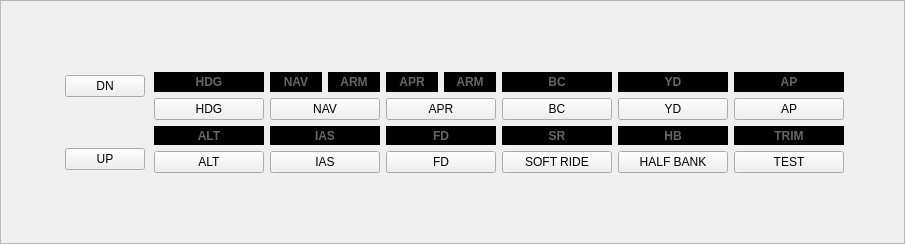
Above: src/gui/DockWidgetAuto.ui from marek-cel/mscsim-cc0 before the change. Below: the same form after it.
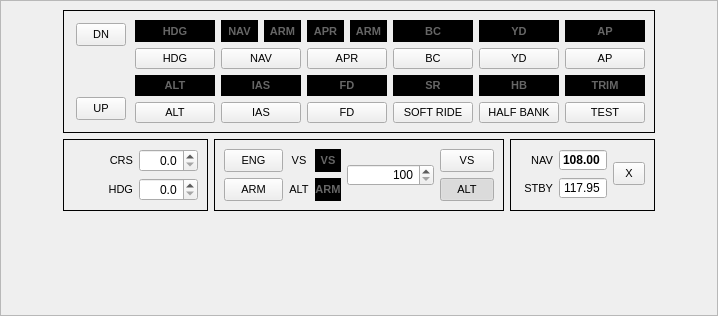
That is the form after the change.

Commit message: data structures refactorization, propullsion inputs recording, Mach number fix, MSVC fixes, autopilot, EFIS autopilot symbols, terrain documentation

The edit to the form file:
```diff
--- a/src/gui/DockWidgetAuto.ui
+++ b/src/gui/DockWidgetAuto.ui
@@ -6,8 +6,8 @@
    <rect>
     <x>0</x>
     <y>0</y>
-    <width>905</width>
-    <height>244</height>
+    <width>718</width>
+    <height>316</height>
    </rect>
   </property>
   <property name="locale">
@@ -40,25 +40,12 @@
         <rect>
          <x>0</x>
          <y>0</y>
-         <width>903</width>
-         <height>217</height>
+         <width>716</width>
+         <height>289</height>
         </rect>
        </property>
        <layout class="QGridLayout" name="gridLayout_4">
-        <item row="1" column="2">
-         <spacer name="horizontalSpacer">
-          <property name="orientation">
-           <enum>Qt::Horizontal</enum>
-          </property>
-          <property name="sizeHint" stdset="0">
-           <size>
-            <width>40</width>
-            <height>20</height>
-           </size>
-          </property>
-         </spacer>
-        </item>
-        <item row="2" column="1">
+        <item row="3" column="1" colspan="4">
          <spacer name="verticalSpacer_2">
           <property name="orientation">
            <enum>Qt::Vertical</enum>
@@ -71,14 +58,178 @@
           </property>
          </spacer>
         </item>
-        <item row="1" column="1">
-         <widget class="QWidget" name="widget_2" native="true">
+        <item row="1" column="4" rowspan="2">
+         <widget class="QFrame" name="frame_7">
           <property name="styleSheet">
-           <string notr="true"/>
+           <string notr="true">QPushButton
+{
+  padding: 4px 4px;
+}</string>
           </property>
-          <layout class="QGridLayout" name="gridLayout_2">
+          <property name="frameShape">
+           <enum>QFrame::Box</enum>
+          </property>
+          <property name="frameShadow">
+           <enum>QFrame::Plain</enum>
+          </property>
+          <layout class="QGridLayout" name="gridLayout_7">
+           <property name="leftMargin">
+            <number>9</number>
+           </property>
+           <property name="topMargin">
+            <number>9</number>
+           </property>
+           <property name="rightMargin">
+            <number>9</number>
+           </property>
+           <property name="bottomMargin">
+            <number>9</number>
+           </property>
+           <item row="0" column="0">
+            <widget class="QLabel" name="label_CRS_2">
+             <property name="font">
+              <font>
+               <pointsize>8</pointsize>
+              </font>
+             </property>
+             <property name="text">
+              <string>NAV</string>
+             </property>
+             <property name="alignment">
+              <set>Qt::AlignRight|Qt::AlignTrailing|Qt::AlignVCenter</set>
+             </property>
+             <property name="buddy">
+              <cstring>spinBoxFreqActive</cstring>
+             </property>
+            </widget>
+           </item>
+           <item row="0" column="1">
+            <widget class="QDoubleSpinBox" name="spinBoxFreqActive">
+             <property name="font">
+              <font>
+               <weight>75</weight>
+               <bold>true</bold>
+              </font>
+             </property>
+             <property name="focusPolicy">
+              <enum>Qt::NoFocus</enum>
+             </property>
+             <property name="alignment">
+              <set>Qt::AlignRight|Qt::AlignTrailing|Qt::AlignVCenter</set>
+             </property>
+             <property name="readOnly">
+              <bool>true</bool>
+             </property>
+             <property name="buttonSymbols">
+              <enum>QAbstractSpinBox::NoButtons</enum>
+             </property>
+             <property name="minimum">
+              <double>108.000000000000000</double>
+             </property>
+             <property name="maximum">
+              <double>117.950000000000003</double>
+             </property>
+            </widget>
+           </item>
+           <item row="1" column="0">
+            <widget class="QLabel" name="label_CRS_3">
+             <property name="font">
+              <font>
+               <pointsize>8</pointsize>
+              </font>
+             </property>
+             <property name="text">
+              <string>STBY</string>
+             </property>
+             <property name="alignment">
+              <set>Qt::AlignRight|Qt::AlignTrailing|Qt::AlignVCenter</set>
+             </property>
+             <property name="buddy">
+              <cstring>spinBoxFreqStandby</cstring>
+             </property>
+            </widget>
+           </item>
+           <item row="1" column="1">
+            <widget class="QDoubleSpinBox" name="spinBoxFreqStandby">
+             <property name="alignment">
+              <set>Qt::AlignRight|Qt::AlignTrailing|Qt::AlignVCenter</set>
+             </property>
+             <property name="buttonSymbols">
+              <enum>QAbstractSpinBox::NoButtons</enum>
+             </property>
+             <property name="minimum">
+              <double>108.000000000000000</double>
+             </property>
+             <property name="maximum">
+              <double>117.950000000000003</double>
+             </property>
+             <property name="value">
+              <double>117.950000000000003</double>
+             </property>
+            </widget>
+           </item>
+           <item row="0" column="2" rowspan="2">
+            <widget class="QPushButton" name="pushButtonSwitchFreq">
+             <property name="font">
+              <font>
+               <pointsize>8</pointsize>
+              </font>
+             </property>
+             <property name="text">
+              <string>X</string>
+             </property>
+            </widget>
+           </item>
+          </layout>
+         </widget>
+        </item>
+        <item row="0" column="1" colspan="4">
+         <widget class="QFrame" name="frame">
+          <property name="minimumSize">
+           <size>
+            <width>0</width>
+            <height>0</height>
+           </size>
+          </property>
+          <property name="frameShape">
+           <enum>QFrame::Box</enum>
+          </property>
+          <property name="frameShadow">
+           <enum>QFrame::Plain</enum>
+          </property>
+          <property name="lineWidth">
+           <number>1</number>
+          </property>
+          <property name="midLineWidth">
+           <number>0</number>
+          </property>
+          <layout class="QGridLayout" name="gridLayout_5">
+           <property name="leftMargin">
+            <number>9</number>
+           </property>
+           <property name="topMargin">
+            <number>9</number>
+           </property>
+           <property name="rightMargin">
+            <number>9</number>
+           </property>
+           <property name="bottomMargin">
+            <number>9</number>
+           </property>
            <item row="0" column="0" rowspan="4">
             <widget class="QWidget" name="widget" native="true">
+             <property name="sizePolicy">
+              <sizepolicy hsizetype="Maximum" vsizetype="Preferred">
+               <horstretch>0</horstretch>
+               <verstretch>0</verstretch>
+              </sizepolicy>
+             </property>
+             <property name="styleSheet">
+              <string notr="true">QPushButton
+{
+  padding: 4px 16px;
+}</string>
+             </property>
              <layout class="QGridLayout" name="gridLayout">
               <property name="leftMargin">
                <number>3</number>
@@ -95,11 +246,16 @@
               <item row="0" column="0">
                <widget class="QPushButton" name="pushButtonDN">
                 <property name="sizePolicy">
-                 <sizepolicy hsizetype="Minimum" vsizetype="Fixed">
-                  <horstretch>2</horstretch>
+                 <sizepolicy hsizetype="Maximum" vsizetype="Fixed">
+                  <horstretch>0</horstretch>
                   <verstretch>0</verstretch>
                  </sizepolicy>
                 </property>
+                <property name="font">
+                 <font>
+                  <pointsize>8</pointsize>
+                 </font>
+                </property>
                 <property name="text">
                  <string>DN</string>
                 </property>
@@ -121,11 +277,16 @@
               <item row="2" column="0">
                <widget class="QPushButton" name="pushButtonUP">
                 <property name="sizePolicy">
-                 <sizepolicy hsizetype="Minimum" vsizetype="Fixed">
-                  <horstretch>2</horstretch>
+                 <sizepolicy hsizetype="Maximum" vsizetype="Fixed">
+                  <horstretch>0</horstretch>
                   <verstretch>0</verstretch>
                  </sizepolicy>
                 </property>
+                <property name="font">
+                 <font>
+                  <pointsize>8</pointsize>
+                 </font>
+                </property>
                 <property name="text">
                  <string>UP</string>
                 </property>
@@ -141,6 +302,7 @@
              </property>
              <property name="font">
               <font>
+               <pointsize>8</pointsize>
                <weight>75</weight>
                <bold>true</bold>
               </font>
@@ -172,6 +334,7 @@
              </property>
              <property name="font">
               <font>
+               <pointsize>8</pointsize>
                <weight>75</weight>
                <bold>true</bold>
               </font>
@@ -203,6 +366,7 @@
              </property>
              <property name="font">
               <font>
+               <pointsize>8</pointsize>
                <weight>75</weight>
                <bold>true</bold>
               </font>
@@ -234,6 +398,7 @@
              </property>
              <property name="font">
               <font>
+               <pointsize>8</pointsize>
                <weight>75</weight>
                <bold>true</bold>
               </font>
@@ -265,6 +430,7 @@
              </property>
              <property name="font">
               <font>
+               <pointsize>8</pointsize>
                <weight>75</weight>
                <bold>true</bold>
               </font>
@@ -296,6 +462,7 @@
              </property>
              <property name="font">
               <font>
+               <pointsize>8</pointsize>
                <weight>75</weight>
                <bold>true</bold>
               </font>
@@ -327,6 +494,7 @@
              </property>
              <property name="font">
               <font>
+               <pointsize>8</pointsize>
                <weight>75</weight>
                <bold>true</bold>
               </font>
@@ -358,6 +526,7 @@
              </property>
              <property name="font">
               <font>
+               <pointsize>8</pointsize>
                <weight>75</weight>
                <bold>true</bold>
               </font>
@@ -392,10 +561,15 @@
              </property>
              <property name="minimumSize">
               <size>
-               <width>110</width>
+               <width>0</width>
                <height>0</height>
               </size>
              </property>
+             <property name="font">
+              <font>
+               <pointsize>8</pointsize>
+              </font>
+             </property>
              <property name="text">
               <string>HDG</string>
              </property>
@@ -411,10 +585,15 @@
              </property>
              <property name="minimumSize">
               <size>
-               <width>110</width>
+               <width>0</width>
                <height>0</height>
               </size>
              </property>
+             <property name="font">
+              <font>
+               <pointsize>8</pointsize>
+              </font>
+             </property>
              <property name="text">
               <string>NAV</string>
              </property>
@@ -430,10 +609,15 @@
              </property>
              <property name="minimumSize">
               <size>
-               <width>110</width>
+               <width>0</width>
                <height>0</height>
               </size>
              </property>
+             <property name="font">
+              <font>
+               <pointsize>8</pointsize>
+              </font>
+             </property>
              <property name="text">
               <string>APR</string>
              </property>
@@ -449,10 +633,15 @@
              </property>
              <property name="minimumSize">
               <size>
-               <width>110</width>
+               <width>0</width>
                <height>0</height>
               </size>
              </property>
+             <property name="font">
+              <font>
+               <pointsize>8</pointsize>
+              </font>
+             </property>
              <property name="text">
               <string>BC</string>
              </property>
@@ -468,10 +657,15 @@
              </property>
              <property name="minimumSize">
               <size>
-               <width>110</width>
+               <width>0</width>
                <height>0</height>
               </size>
              </property>
+             <property name="font">
+              <font>
+               <pointsize>8</pointsize>
+              </font>
+             </property>
              <property name="text">
               <string>YD</string>
              </property>
@@ -487,10 +681,15 @@
              </property>
              <property name="minimumSize">
               <size>
-               <width>110</width>
+               <width>0</width>
                <height>0</height>
               </size>
              </property>
+             <property name="font">
+              <font>
+               <pointsize>8</pointsize>
+              </font>
+             </property>
              <property name="text">
               <string>AP</string>
              </property>
@@ -503,6 +702,7 @@
              </property>
              <property name="font">
               <font>
+               <pointsize>8</pointsize>
                <weight>75</weight>
                <bold>true</bold>
               </font>
@@ -527,6 +727,70 @@
              </property>
             </widget>
            </item>
+           <item row="2" column="2" colspan="2">
+            <widget class="QLabel" name="labelIAS">
+             <property name="enabled">
+              <bool>false</bool>
+             </property>
+             <property name="font">
+              <font>
+               <pointsize>8</pointsize>
+               <weight>75</weight>
+               <bold>true</bold>
+              </font>
+             </property>
+             <property name="styleSheet">
+              <string notr="true">QLabel
+{
+	background-color: #000;
+	color: #0f0;
+}
+
+QLabel:disabled 
+{
+	color: #666;
+}</string>
+             </property>
+             <property name="text">
+              <string>IAS</string>
+             </property>
+             <property name="alignment">
+              <set>Qt::AlignCenter</set>
+             </property>
+            </widget>
+           </item>
+           <item row="2" column="4" colspan="2">
+            <widget class="QLabel" name="labelFD">
+             <property name="enabled">
+              <bool>false</bool>
+             </property>
+             <property name="font">
+              <font>
+               <pointsize>8</pointsize>
+               <weight>75</weight>
+               <bold>true</bold>
+              </font>
+             </property>
+             <property name="styleSheet">
+              <string notr="true">QLabel
+{
+	background-color: #000;
+	color: #0f0;
+}
+
+QLabel:disabled 
+{
+	color: #666;
+}</string>
+             </property>
+             <property name="text">
+              <string>FD</string>
+             </property>
+             <property name="alignment">
+              <set>Qt::AlignCenter</set>
+             </property>
+            </widget>
+           </item>
            <item row="2" column="6">
             <widget class="QLabel" name="labelSR">
              <property name="enabled">
@@ -534,6 +798,7 @@
              </property>
              <property name="font">
               <font>
+               <pointsize>8</pointsize>
                <weight>75</weight>
                <bold>true</bold>
               </font>
@@ -565,6 +830,7 @@
              </property>
              <property name="font">
               <font>
+               <pointsize>8</pointsize>
                <weight>75</weight>
                <bold>true</bold>
               </font>
@@ -596,6 +862,7 @@
              </property>
              <property name="font">
               <font>
+               <pointsize>8</pointsize>
                <weight>75</weight>
                <bold>true</bold>
               </font>
@@ -630,10 +897,15 @@
              </property>
              <property name="minimumSize">
               <size>
-               <width>110</width>
+               <width>0</width>
                <height>0</height>
               </size>
              </property>
+             <property name="font">
+              <font>
+               <pointsize>8</pointsize>
+              </font>
+             </property>
              <property name="text">
               <string>ALT</string>
              </property>
@@ -649,10 +921,15 @@
              </property>
              <property name="minimumSize">
               <size>
-               <width>110</width>
+               <width>0</width>
                <height>0</height>
               </size>
              </property>
+             <property name="font">
+              <font>
+               <pointsize>8</pointsize>
+              </font>
+             </property>
              <property name="text">
               <string>IAS</string>
              </property>
@@ -668,17 +945,22 @@
              </property>
              <property name="minimumSize">
               <size>
-               <width>110</width>
+               <width>0</width>
                <height>0</height>
               </size>
              </property>
+             <property name="font">
+              <font>
+               <pointsize>8</pointsize>
+              </font>
+             </property>
              <property name="text">
               <string>FD</string>
              </property>
             </widget>
            </item>
            <item row="3" column="6">
-            <widget class="QPushButton" name="pushButtonSR">
+            <widget class="QPushButton" name="pushButtonSoftRide">
              <property name="sizePolicy">
               <sizepolicy hsizetype="Minimum" vsizetype="Fixed">
                <horstretch>0</horstretch>
@@ -687,17 +969,22 @@
              </property>
              <property name="minimumSize">
               <size>
-               <width>110</width>
+               <width>0</width>
                <height>0</height>
               </size>
              </property>
+             <property name="font">
+              <font>
+               <pointsize>8</pointsize>
+              </font>
+             </property>
              <property name="text">
               <string>SOFT RIDE</string>
              </property>
             </widget>
            </item>
            <item row="3" column="7">
-            <widget class="QPushButton" name="pushButtonHB">
+            <widget class="QPushButton" name="pushButtonHalfBank">
              <property name="sizePolicy">
               <sizepolicy hsizetype="Minimum" vsizetype="Fixed">
                <horstretch>0</horstretch>
@@ -706,17 +993,22 @@
              </property>
              <property name="minimumSize">
               <size>
-               <width>110</width>
+               <width>0</width>
                <height>0</height>
               </size>
              </property>
+             <property name="font">
+              <font>
+               <pointsize>8</pointsize>
+              </font>
+             </property>
              <property name="text">
               <string>HALF BANK</string>
              </property>
             </widget>
            </item>
            <item row="3" column="8">
-            <widget class="QPushButton" name="pushButtonTEST">
+            <widget class="QPushButton" name="pushButtonTest">
              <property name="sizePolicy">
               <sizepolicy hsizetype="Minimum" vsizetype="Fixed">
                <horstretch>0</horstretch>
@@ -725,22 +1017,108 @@
              </property>
              <property name="minimumSize">
               <size>
-               <width>110</width>
+               <width>0</width>
                <height>0</height>
               </size>
              </property>
+             <property name="font">
+              <font>
+               <pointsize>8</pointsize>
+              </font>
+             </property>
              <property name="text">
               <string>TEST</string>
              </property>
             </widget>
            </item>
-           <item row="2" column="4" colspan="2">
-            <widget class="QLabel" name="labelFD">
+          </layout>
+         </widget>
+        </item>
+        <item row="0" column="5">
+         <spacer name="horizontalSpacer_R">
+          <property name="orientation">
+           <enum>Qt::Horizontal</enum>
+          </property>
+          <property name="sizeHint" stdset="0">
+           <size>
+            <width>40</width>
+            <height>20</height>
+           </size>
+          </property>
+         </spacer>
+        </item>
+        <item row="0" column="0">
+         <spacer name="horizontalSpacer_L">
+          <property name="orientation">
+           <enum>Qt::Horizontal</enum>
+          </property>
+          <property name="sizeHint" stdset="0">
+           <size>
+            <width>40</width>
+            <height>20</height>
+           </size>
+          </property>
+         </spacer>
+        </item>
+        <item row="1" column="2" rowspan="2" colspan="2">
+         <widget class="QFrame" name="frame_4">
+          <property name="minimumSize">
+           <size>
+            <width>0</width>
+            <height>0</height>
+           </size>
+          </property>
+          <property name="styleSheet">
+           <string notr="true">QPushButton
+{
+  padding: 4px 16px;
+}</string>
+          </property>
+          <property name="frameShape">
+           <enum>QFrame::Box</enum>
+          </property>
+          <property name="frameShadow">
+           <enum>QFrame::Plain</enum>
+          </property>
+          <layout class="QGridLayout" name="gridLayout_6">
+           <property name="leftMargin">
+            <number>9</number>
+           </property>
+           <property name="topMargin">
+            <number>9</number>
+           </property>
+           <property name="rightMargin">
+            <number>9</number>
+           </property>
+           <property name="bottomMargin">
+            <number>9</number>
+           </property>
+           <item row="0" column="4">
+            <widget class="QPushButton" name="pushButtonShowVS">
+             <property name="font">
+              <font>
+               <pointsize>8</pointsize>
+              </font>
+             </property>
+             <property name="text">
+              <string>VS</string>
+             </property>
+             <property name="checkable">
+              <bool>true</bool>
+             </property>
+             <attribute name="buttonGroup">
+              <string notr="true">buttonGroupShow</string>
+             </attribute>
+            </widget>
+           </item>
+           <item row="1" column="2">
+            <widget class="QLabel" name="labelARM">
              <property name="enabled">
               <bool>false</bool>
              </property>
              <property name="font">
               <font>
+               <pointsize>8</pointsize>
                <weight>75</weight>
                <bold>true</bold>
               </font>
@@ -758,20 +1136,21 @@
 }</string>
              </property>
              <property name="text">
-              <string>FD</string>
+              <string>ARM</string>
              </property>
              <property name="alignment">
               <set>Qt::AlignCenter</set>
              </property>
             </widget>
            </item>
-           <item row="2" column="2" colspan="2">
-            <widget class="QLabel" name="labelIAS">
+           <item row="0" column="2">
+            <widget class="QLabel" name="labelVS">
              <property name="enabled">
               <bool>false</bool>
              </property>
              <property name="font">
               <font>
+               <pointsize>8</pointsize>
                <weight>75</weight>
                <bold>true</bold>
               </font>
@@ -789,41 +1168,207 @@
 }</string>
              </property>
              <property name="text">
-              <string>IAS</string>
+              <string>VS</string>
              </property>
              <property name="alignment">
               <set>Qt::AlignCenter</set>
              </property>
             </widget>
            </item>
+           <item row="0" column="3" rowspan="2">
+            <widget class="QDoubleSpinBox" name="spinBoxALT_VS">
+             <property name="sizePolicy">
+              <sizepolicy hsizetype="Expanding" vsizetype="Fixed">
+               <horstretch>1</horstretch>
+               <verstretch>0</verstretch>
+              </sizepolicy>
+             </property>
+             <property name="alignment">
+              <set>Qt::AlignRight|Qt::AlignTrailing|Qt::AlignVCenter</set>
+             </property>
+             <property name="decimals">
+              <number>0</number>
+             </property>
+             <property name="minimum">
+              <double>100.000000000000000</double>
+             </property>
+             <property name="maximum">
+              <double>50000.000000000000000</double>
+             </property>
+             <property name="singleStep">
+              <double>100.000000000000000</double>
+             </property>
+            </widget>
+           </item>
+           <item row="1" column="1">
+            <widget class="QLabel" name="label_4">
+             <property name="font">
+              <font>
+               <pointsize>8</pointsize>
+              </font>
+             </property>
+             <property name="text">
+              <string>ALT</string>
+             </property>
+             <property name="alignment">
+              <set>Qt::AlignCenter</set>
+             </property>
+            </widget>
+           </item>
+           <item row="0" column="1">
+            <widget class="QLabel" name="label_3">
+             <property name="font">
+              <font>
+               <pointsize>8</pointsize>
+              </font>
+             </property>
+             <property name="text">
+              <string>VS</string>
+             </property>
+             <property name="alignment">
+              <set>Qt::AlignCenter</set>
+             </property>
+            </widget>
+           </item>
+           <item row="0" column="0">
+            <widget class="QPushButton" name="pushButtonENG">
+             <property name="font">
+              <font>
+               <pointsize>8</pointsize>
+              </font>
+             </property>
+             <property name="text">
+              <string>ENG</string>
+             </property>
+            </widget>
+           </item>
+           <item row="1" column="0">
+            <widget class="QPushButton" name="pushButtonARM">
+             <property name="font">
+              <font>
+               <pointsize>8</pointsize>
+              </font>
+             </property>
+             <property name="text">
+              <string>ARM</string>
+             </property>
+            </widget>
+           </item>
+           <item row="1" column="4">
+            <widget class="QPushButton" name="pushButtonShowALT">
+             <property name="font">
+              <font>
+               <pointsize>8</pointsize>
+              </font>
+             </property>
+             <property name="text">
+              <string>ALT</string>
+             </property>
+             <property name="checkable">
+              <bool>true</bool>
+             </property>
+             <property name="checked">
+              <bool>true</bool>
+             </property>
+             <attribute name="buttonGroup">
+              <string notr="true">buttonGroupShow</string>
+             </attribute>
+            </widget>
+           </item>
           </layout>
          </widget>
         </item>
-        <item row="1" column="0">
-         <spacer name="horizontalSpacer_2">
-          <property name="orientation">
-           <enum>Qt::Horizontal</enum>
-          </property>
-          <property name="sizeHint" stdset="0">
+        <item row="1" column="1" rowspan="2">
+         <widget class="QFrame" name="frame_2">
+          <property name="minimumSize">
            <size>
-            <width>40</width>
-            <height>20</height>
+            <width>0</width>
+            <height>0</height>
            </size>
           </property>
-         </spacer>
-        </item>
-        <item row="0" column="1">
-         <spacer name="verticalSpacer_3">
-          <property name="orientation">
-           <enum>Qt::Vertical</enum>
+          <property name="frameShape">
+           <enum>QFrame::Box</enum>
           </property>
-          <property name="sizeHint" stdset="0">
-           <size>
-            <width>20</width>
-            <height>40</height>
-           </size>
+          <property name="frameShadow">
+           <enum>QFrame::Plain</enum>
           </property>
-         </spacer>
+          <layout class="QGridLayout" name="gridLayout_2">
+           <property name="leftMargin">
+            <number>9</number>
+           </property>
+           <property name="topMargin">
+            <number>9</number>
+           </property>
+           <property name="rightMargin">
+            <number>9</number>
+           </property>
+           <property name="bottomMargin">
+            <number>9</number>
+           </property>
+           <item row="0" column="0">
+            <widget class="QLabel" name="label_CRS">
+             <property name="font">
+              <font>
+               <pointsize>8</pointsize>
+              </font>
+             </property>
+             <property name="text">
+              <string>CRS</string>
+             </property>
+             <property name="alignment">
+              <set>Qt::AlignRight|Qt::AlignTrailing|Qt::AlignVCenter</set>
+             </property>
+             <property name="buddy">
+              <cstring>spinBox_CRS</cstring>
+             </property>
+            </widget>
+           </item>
+           <item row="0" column="1">
+            <widget class="QDoubleSpinBox" name="spinBox_CRS">
+             <property name="alignment">
+              <set>Qt::AlignRight|Qt::AlignTrailing|Qt::AlignVCenter</set>
+             </property>
+             <property name="decimals">
+              <number>1</number>
+             </property>
+             <property name="maximum">
+              <double>360.000000000000000</double>
+             </property>
+            </widget>
+           </item>
+           <item row="1" column="0">
+            <widget class="QLabel" name="label_HDG">
+             <property name="font">
+              <font>
+               <pointsize>8</pointsize>
+              </font>
+             </property>
+             <property name="text">
+              <string>HDG</string>
+             </property>
+             <property name="alignment">
+              <set>Qt::AlignRight|Qt::AlignTrailing|Qt::AlignVCenter</set>
+             </property>
+             <property name="buddy">
+              <cstring>spinBox_HDG</cstring>
+             </property>
+            </widget>
+           </item>
+           <item row="1" column="1">
+            <widget class="QDoubleSpinBox" name="spinBox_HDG">
+             <property name="alignment">
+              <set>Qt::AlignRight|Qt::AlignTrailing|Qt::AlignVCenter</set>
+             </property>
+             <property name="decimals">
+              <number>1</number>
+             </property>
+             <property name="maximum">
+              <double>360.000000000000000</double>
+             </property>
+            </widget>
+           </item>
+          </layout>
+         </widget>
         </item>
        </layout>
       </widget>
```
Left out of the diff: 30 changed lines with no effect on the pictures. The commit also changes 154 other files.
